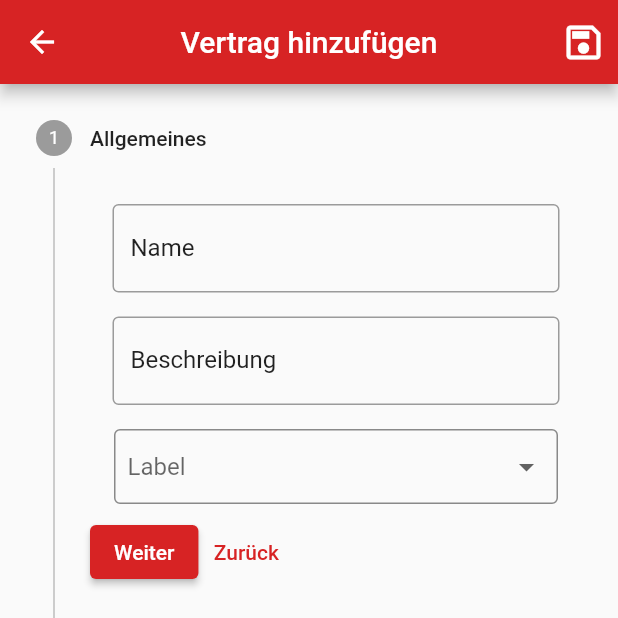
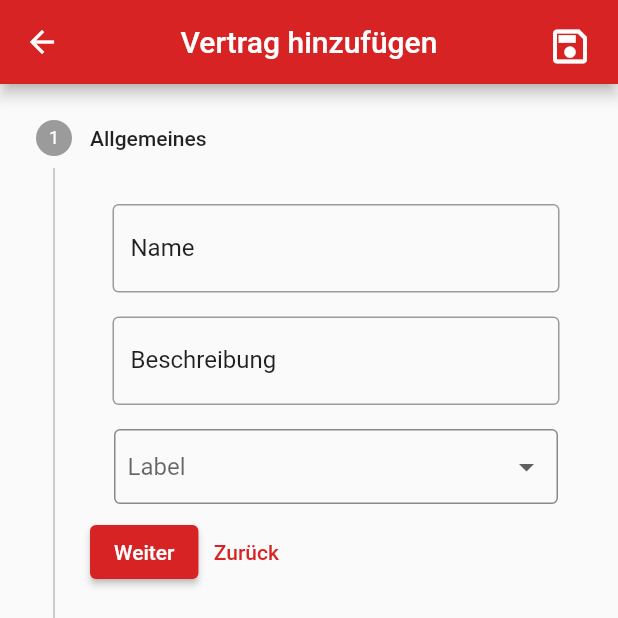
Before and after one commit to christian-leingang/CTFL-Vertragsmanager, a Flutter app: the VertragHinzufuegenPage screen opened by its route, on a phone screen of 412 x 824 dp, the top half of it. Run offline on Flutter 3.47's test engine with Material 2 defaults, Android fonts, the phone set to English and light mode, and no system bars; our stand-ins replace image_picker, table_calendar; missing offline and left inert: image_picker_for_web.

Commit message:
started with EditPage, updated VertragHinzufuegen
Co-authored-by: Levana-Fallboehmer <Levana-Fallboehmer@users.noreply.github.com>

```diff
--- a/frontend/ctfl_vertragsmanager/lib/models/vertrag.dart
+++ b/frontend/ctfl_vertragsmanager/lib/models/vertrag.dart
@@ -4,6 +4,12 @@
 enum Intervall { woechentlich, monatlich, quartal, jaehrlich }
 
 class Vertrag {
+  int _id;
+
+  int get id => this._id;
+
+  set id(int value) => this._id = value;
+
   String getDate(DateTime dateTime) {
     return dateTime.day.toString() +
         "." +
@@ -82,6 +88,7 @@
 
   double get beitrag => _beitrag;
   String getBeitragEuro() => _beitrag.toString() + " €";
+  String getBeitragNumber() => _beitrag.toString();
 
   set beitrag(double beitrag) {
     _beitrag = beitrag;
@@ -104,6 +111,7 @@
   }
 
   Vertrag({
+    required int id,
     required String name,
     required Label label,
     required String description,
@@ -115,7 +123,8 @@
     required double beitrag,
     required DateTime erstZahlung,
     required DateTime naechsteZahlung,
-  })  : _name = name,
+  })  : _id = id,
+        _name = name,
         _label = label,
         _description = description,
         _vertragspartner = vertragspartner,
--- a/frontend/ctfl_vertragsmanager/lib/models/vertragsdaten.dart
+++ b/frontend/ctfl_vertragsmanager/lib/models/vertragsdaten.dart
@@ -5,6 +5,21 @@
 class Vertragsdaten {
   final _vertraege = [
     Vertrag(
+      id: 0,
+      name: "Amazon Prime",
+      description: "Beschreibung",
+      beitrag: 12.99,
+      erstZahlung: DateTime(2020, 12, 2),
+      naechsteZahlung: DateTime(2020, 12, 2),
+      label: Labels.getLabel(0),
+      intervall: Intervall.monatlich,
+      kuendigungsfrist: DateTime(2020, 12, 2),
+      vertragsBeginn: DateTime(2020, 12, 2),
+      vertragsEnde: DateTime(2020, 12, 2),
+      vertragspartner: 'Amazon',
+    ),
+    Vertrag(
+      id: 1,
       name: "Netflix",
       description: "Beschreibung",
       beitrag: 12.99,
@@ -18,6 +33,7 @@
       vertragspartner: 'Netflix',
     ),
     Vertrag(
+      id: 2,
       name: "Spotify",
       description: "Beschreibung",
       beitrag: 9.99,
@@ -31,6 +47,7 @@
       vertragspartner: 'Spotify',
     ),
     Vertrag(
+      id: 3,
       name: "Kfz-Haftpflicht",
       description: "Beschreibung",
       beitrag: 30.99,
@@ -44,6 +61,7 @@
       vertragspartner: 'SV SparkassenVersicherung',
     ),
     Vertrag(
+      id: 4,
       name: "Vollkasko",
       description: "Beschreibung",
       beitrag: 25.99,
@@ -57,6 +75,7 @@
       vertragspartner: 'SV SparkassenVersicherung',
     ),
     Vertrag(
+      id: 5,
       name: "Hausrat",
       description: "Beschreibung",
       beitrag: 17.99,
@@ -70,6 +89,7 @@
       vertragspartner: 'SV SparkassenVersicherung',
     ),
     Vertrag(
+      id: 6,
       name: "Berufsunfähigkeit",
       description: "Beschreibung",
       beitrag: 40.99,
@@ -83,6 +103,7 @@
       vertragspartner: 'SV SparkassenVersicherung',
     ),
     Vertrag(
+      id: 7,
       name: "Netflix",
       label: Labels.getLabel(0),
       description: "Beispiel",
@@ -96,6 +117,7 @@
       naechsteZahlung: DateTime(2022, 12, 01),
     ),
     Vertrag(
+      id: 8,
       name: "Netflix",
       label: Labels.getLabel(0),
       description: "Beispiel",
@@ -109,6 +131,7 @@
       naechsteZahlung: DateTime(2022, 12, 01),
     ),
     Vertrag(
+      id: 9,
       name: "Netflix",
       label: Labels.getLabel(0),
       description: "Beispiel",
@@ -126,4 +149,6 @@
   List<Vertrag> get vertraege {
     return _vertraege;
   }
+
+  Vertrag getVertragById(int id) => _vertraege.firstWhere((element) => element.id == id);
 }
--- a/frontend/ctfl_vertragsmanager/lib/pages/vertragHinzufuegen.dart
+++ b/frontend/ctfl_vertragsmanager/lib/pages/vertragHinzufuegen.dart
@@ -1,20 +1,33 @@
 import 'package:ctfl_vertragsmanager/constants/Color_Themes.dart';
 import 'package:ctfl_vertragsmanager/models/vertrag.dart';
 import 'package:ctfl_vertragsmanager/models/vertragsdaten.dart';
-import 'package:ctfl_vertragsmanager/pages/vertragsdetails.dart';
 import 'package:ctfl_vertragsmanager/partials/customDatePicker.dart';
 import 'package:ctfl_vertragsmanager/partials/customDropDown.dart';
 import 'package:ctfl_vertragsmanager/partials/customInputField.dart';
 
 import 'package:flutter/material.dart';
 
-class VertragHinzufuegenPage extends StatelessWidget {
-  List<Vertrag> vertraege = Vertragsdaten().vertraege;
+class VertragHinzufuegenPage extends StatefulWidget {
+  @override
+  State<VertragHinzufuegenPage> createState() => _VertragHinzufuegenPageState();
+}
+
+class _VertragHinzufuegenPageState extends State<VertragHinzufuegenPage> {
+  Vertragsdaten vertraegedaten = Vertragsdaten();
+  late Vertrag? vertrag;
+
+  int vertragsId = -1;
 
   @override
   Widget build(BuildContext context) {
-    //final args = ModalRoute.of(context)!.settings.arguments as ScreenEditArguments;
-    //int vertragsId = args.vertragsId;
+    final dynamic arguments = ModalRoute.of(context)!.settings.arguments;
+    vertragsId = arguments != null ? ModalRoute.of(context)!.settings.arguments as int : -1;
+    if (vertragsId >= 0) {
+      vertrag = vertraegedaten.getVertragById(vertragsId);
+      //vertrag = vertraege[vertragsId];
+    } else {
+      vertrag = null;
+    }
 
     return Scaffold(
         appBar: AppBar(
@@ -24,18 +37,24 @@
           actions: [
             Padding(
               padding: const EdgeInsets.all(8.0),
-              child: Icon(
-                Icons.save_outlined,
-                size: 30,
+              child: IconButton(
+                icon: new Icon(
+                  Icons.save_outlined,
+                  size: 30,
+                ),
+                onPressed: () {},
               ),
             ),
           ],
         ),
-        body: StepperHinzufuegen());
+        body: vertrag != null ? StepperHinzufuegen(vertrag: vertrag) : StepperHinzufuegen());
   }
 }
 
 class StepperHinzufuegen extends StatefulWidget {
+  final Vertrag? vertrag;
+  StepperHinzufuegen({this.vertrag});
+
   @override
   State<StepperHinzufuegen> createState() => _StepperHinzufuegenState();
 }
@@ -75,10 +94,17 @@
               title: Text("Allgemeines"),
               content: Column(
                 children: [
-                  CustomInputField(labelText: "Name"),
-                  CustomInputField(labelText: "Beschreibung"),
+                  CustomInputField(
+                    labelText: "Name",
+                    initialValue: widget.vertrag != null ? widget.vertrag!.name : "",
+                  ),
+                  CustomInputField(
+                    labelText: "Beschreibung",
+                    initialValue: widget.vertrag != null ? widget.vertrag!.description : "",
+                  ),
                   CustomDropdown(
                     labelText: "Label",
+                    initialValue: widget.vertrag != null ? widget.vertrag!.getLabelName() : "",
                   ),
                 ],
               )),
@@ -86,10 +112,22 @@
               title: Text("Vertragsinformationen"),
               content: Column(
                 children: [
-                  CustomInputField(labelText: "Vertragspartner"),
-                  CustomDatePicker(labelText: "Vertragsbeginn"),
-                  CustomDatePicker(labelText: "Vertragsende"),
-                  CustomDatePicker(labelText: "Kündigungsfrist"),
+                  CustomInputField(
+                    labelText: "Vertragspartner",
+                    initialValue: widget.vertrag != null ? widget.vertrag!.vertragspartner : "",
+                  ),
+                  CustomDatePicker(
+                      labelText: "Vertragsbeginn",
+                      initialValue:
+                          widget.vertrag != null ? widget.vertrag!.getVertragsBeginn() : ""),
+                  CustomDatePicker(
+                      labelText: "Vertragsende",
+                      initialValue:
+                          widget.vertrag != null ? widget.vertrag!.getVertragsEnde() : ""),
+                  CustomDatePicker(
+                      labelText: "Kündigungsfrist",
+                      initialValue:
+                          widget.vertrag != null ? widget.vertrag!.getKuendigungsfrist() : ""),
                 ],
               )),
           Step(
@@ -98,9 +136,16 @@
                 children: [
                   CustomDropdown(
                     labelText: "Intervall",
+                    initialValue: widget.vertrag != null ? widget.vertrag!.getIntervall() : "",
                   ),
-                  CustomInputField(labelText: "Beitrag", keyboardType: TextInputType.number),
-                  CustomDatePicker(labelText: "Erstzahlung"),
+                  CustomInputField(
+                    labelText: "Beitrag",
+                    keyboardType: TextInputType.number,
+                    initialValue: widget.vertrag != null ? widget.vertrag!.getBeitragNumber() : "",
+                  ),
+                  CustomDatePicker(
+                      labelText: "Erstzahlung",
+                      initialValue: widget.vertrag != null ? widget.vertrag!.getErstzahlung() : ""),
                 ],
               )),
         ],
--- a/frontend/ctfl_vertragsmanager/lib/partials/customDropDown.dart
+++ b/frontend/ctfl_vertragsmanager/lib/partials/customDropDown.dart
@@ -3,8 +3,9 @@
 
 class CustomDropdown extends StatefulWidget {
   final String labelText;
+  final initialValue;
 
-  CustomDropdown({required this.labelText});
+  CustomDropdown({required this.labelText, this.initialValue});
   @override
   State<CustomDropdown> createState() => _CustomDropdownState();
 }
@@ -22,6 +23,10 @@
       list = labels;
     } else if (widget.labelText == "Intervall") {
       list = intervall;
+    }
+    print(widget.initialValue);
+    if (widget.initialValue != "") {
+      this.selectedItem = widget.initialValue;
     }
 
     return Container(
--- a/frontend/ctfl_vertragsmanager/lib/partials/customInputField.dart
+++ b/frontend/ctfl_vertragsmanager/lib/partials/customInputField.dart
@@ -5,14 +5,16 @@
   final String labelText;
   TextInputType? keyboardType;
   final inputController = TextEditingController();
+  String? initialValue;
 
-  CustomInputField({required this.labelText, this.keyboardType});
+  CustomInputField({required this.labelText, this.keyboardType, this.initialValue});
 
   @override
   Widget build(BuildContext context) {
+    if (initialValue != null) inputController.text = initialValue!;
     return Padding(
       padding: const EdgeInsets.symmetric(horizontal: 15, vertical: 8),
-      child: TextField(
+      child: TextFormField(
         inputFormatters: keyboardType == null
             ? [FilteringTextInputFormatter.deny("")]
             : [FilteringTextInputFormatter.allow(RegExp(r"\d{1,3}(?:[.,]\d{3})*(?:[.,]\d{2})?"))],
```
Also changed, not shown: frontend/ctfl_vertragsmanager/lib/pages/vertragsdetails.dart (+23 -30 lines), frontend/ctfl_vertragsmanager/lib/partials/customDatePicker.dart (+5 -2 lines), frontend/ctfl_vertragsmanager/lib/partials/vertragsCard.dart (+1 -10 lines), 2 other files.
